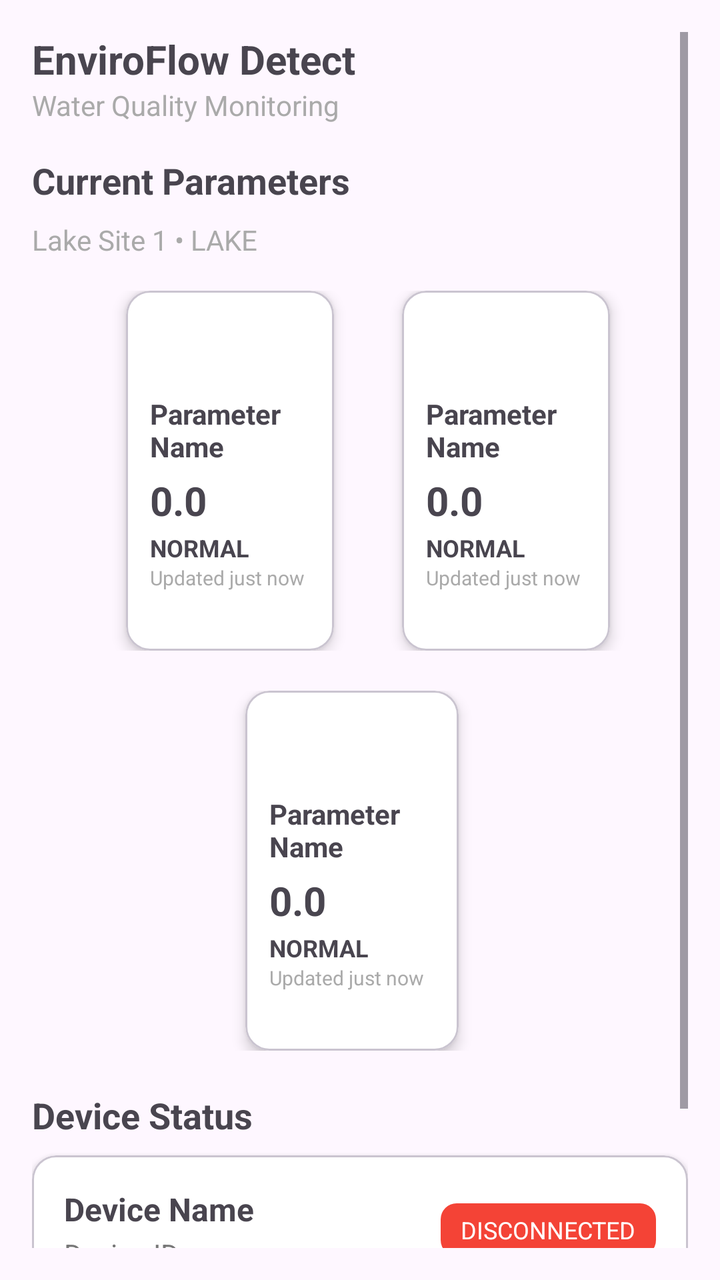
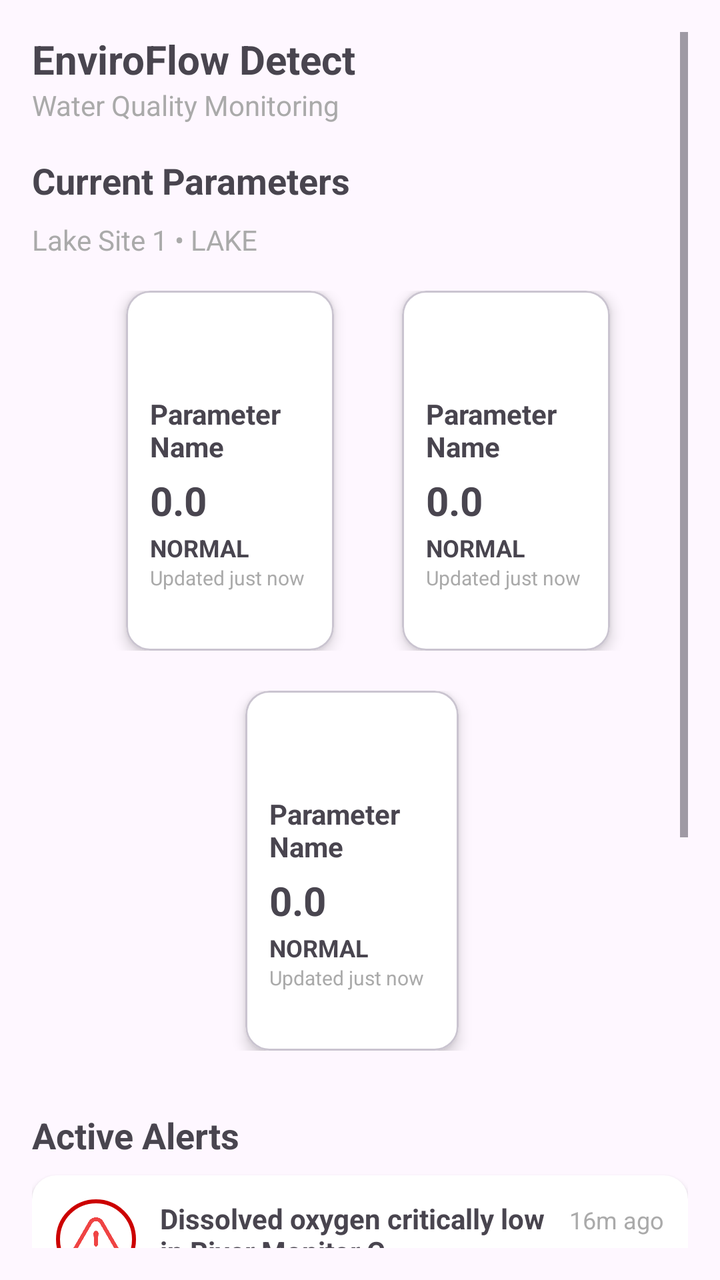

Before-and-after screenshots of an Android layout around one commit, followed by the original layout XML and the change that was made.
<!-- AndroidManifest.xml: application theme Theme.ED_System -->
<!-- res/layout/fragment_dashboard.xml -->
<ScrollView xmlns:android="http://schemas.android.com/apk/res/android"
    xmlns:tools="http://schemas.android.com/tools"
    android:layout_width="match_parent"
    android:layout_height="match_parent"
    android:padding="16dp"
    android:fillViewport="true">

    <LinearLayout
        android:layout_width="match_parent"
        android:layout_height="wrap_content"
        android:orientation="vertical">

        
        <TextView
            android:id="@+id/appTitle"
            android:layout_width="wrap_content"
            android:layout_height="wrap_content"
            android:text="EnviroFlow Detect"
            android:textSize="20sp"
            android:textStyle="bold" />

        <TextView
            android:id="@+id/appSubtitle"
            android:layout_width="wrap_content"
            android:layout_height="wrap_content"
            android:text="Water Quality Monitoring"
            android:textSize="14sp"
            android:textColor="@android:color/darker_gray"
            android:layout_marginBottom="16dp" />

        <TextView
            android:layout_width="wrap_content"
            android:layout_height="wrap_content"
            android:text="Current Parameters"
            android:textSize="18sp"
            android:textStyle="bold"
            android:layout_marginBottom="8dp" />

        <TextView
            android:id="@+id/deviceSiteLocation"
            android:layout_width="wrap_content"
            android:layout_height="wrap_content"
            android:text="Lake Site 1 • LAKE"
            android:textSize="14sp"
            android:textColor="@android:color/darker_gray"
            android:layout_marginBottom="16dp" />

        
        <LinearLayout
            android:layout_width="match_parent"
            android:layout_height="180dp"
            android:gravity="center"
            android:orientation="horizontal"
            android:weightSum="3">

            <View
                android:layout_width="0dp"
                android:layout_height="0dp"
                android:layout_weight="0.25" />

            <include
                android:id="@+id/tempCard"
                layout="@layout/item_parameter_card"
                android:layout_width="0dp"
                android:layout_height="180dp"
                android:layout_weight="1"
                android:layout_marginStart="8dp" />

            <View
                android:layout_width="0dp"
                android:layout_height="0dp"
                android:layout_weight="0.25" />

            <include
                android:id="@+id/phCard"
                layout="@layout/item_parameter_card"
                android:layout_width="0dp"
                android:layout_height="180dp"
                android:layout_marginStart="8dp"
                android:layout_weight="1" />

            <View
                android:layout_width="0dp"
                android:layout_height="0dp"
                android:layout_weight="0.25" />
        </LinearLayout>

        
        <LinearLayout
            android:layout_width="match_parent"
            android:layout_height="180dp"
            android:gravity="center"
            android:layout_marginTop="20dp"
            android:orientation="horizontal"
            android:weightSum="3">

            <View
                android:layout_width="0dp"
                android:layout_height="0dp"
                android:layout_weight="0.25" />

            <include
                android:id="@+id/doCard"
                layout="@layout/item_parameter_card"
                android:layout_width="0dp"
                android:layout_height="180dp"
                android:layout_marginEnd="8dp"
                android:layout_weight="1" />

            <View
                android:layout_width="0dp"
                android:layout_height="0dp"
                android:layout_weight="0.25" />
        </LinearLayout>

        
        <TextView
            android:layout_width="wrap_content"
            android:layout_height="wrap_content"
            android:text="Device Status"
            android:textSize="18sp"
            android:textStyle="bold"
            android:layout_marginTop="20dp"
            android:layout_marginBottom="8dp" />

        
        <include
            android:id="@+id/deviceCard"
            layout="@layout/item_device_card"
            android:layout_width="match_parent"
            android:layout_height="wrap_content"
            android:layout_marginBottom="20dp" />

    </LinearLayout>
</ScrollView>
<!-- res/layout/item_parameter_card.xml (included above) -->
<?xml version="1.0" encoding="utf-8"?>
<com.google.android.material.card.MaterialCardView xmlns:android="http://schemas.android.com/apk/res/android"
    xmlns:app="http://schemas.android.com/apk/res-auto"
    android:layout_width="match_parent"
    android:layout_height="wrap_content"
    android:layout_margin="8dp"
    app:cardCornerRadius="12dp"
    app:cardBackgroundColor="@android:color/white"
    app:cardElevation="4dp">

    <LinearLayout
        android:layout_width="match_parent"
        android:layout_height="wrap_content"
        android:orientation="vertical"
        android:padding="12dp">

        <ImageView
            android:id="@+id/icon"
            android:layout_width="32dp"
            android:layout_height="32dp"
            android:layout_gravity="top" />

        <TextView
            android:id="@+id/name"
            android:layout_width="wrap_content"
            android:layout_height="wrap_content"
            android:text="Parameter Name"
            android:textSize="14sp"
            android:textStyle="bold"
            android:layout_marginTop="8dp" />

        <TextView
            android:id="@+id/value"
            android:layout_width="wrap_content"
            android:layout_height="wrap_content"
            android:text="0.0"
            android:textSize="20sp"
            android:textStyle="bold"
            android:layout_marginTop="4dp" />

        <TextView
            android:id="@+id/status"
            android:layout_width="wrap_content"
            android:layout_height="wrap_content"
            android:text="NORMAL"
            android:textStyle="bold"
            android:textSize="12sp"
            android:layout_marginTop="2dp" />

        <TextView
            android:id="@+id/updated"
            android:layout_width="wrap_content"
            android:layout_height="wrap_content"
            android:text="Updated just now"
            android:textSize="10sp"
            android:textColor="@android:color/darker_gray" />
    </LinearLayout>

</com.google.android.material.card.MaterialCardView>
<!-- res/layout/item_device_card.xml (included above) -->
<?xml version="1.0" encoding="utf-8"?>
<com.google.android.material.card.MaterialCardView xmlns:android="http://schemas.android.com/apk/res/android"
    xmlns:app="http://schemas.android.com/apk/res-auto"
    android:layout_width="match_parent"
    android:layout_height="wrap_content"
    android:layout_marginTop="4dp"
    android:layout_marginBottom="16dp"
    app:cardCornerRadius="12dp"
    app:cardElevation="4dp"
    app:cardBackgroundColor="@android:color/white"
    android:padding="16dp">

    <LinearLayout
        android:layout_width="match_parent"
        android:layout_height="wrap_content"
        android:orientation="vertical"
        android:padding="16dp">

        <LinearLayout
            android:layout_width="match_parent"
            android:layout_height="wrap_content"
            android:orientation="horizontal"
            android:gravity="center_vertical"
            android:layout_marginBottom="8dp">

            <LinearLayout
                android:layout_width="0dp"
                android:layout_height="wrap_content"
                android:layout_weight="1"
                android:orientation="vertical">

                <TextView
                    android:id="@+id/deviceName"
                    android:layout_width="wrap_content"
                    android:layout_height="wrap_content"
                    android:text="Device Name"
                    android:textSize="16sp"
                    android:textStyle="bold"
                    android:layout_marginBottom="2dp" />

                <TextView
                    android:id="@+id/deviceId"
                    android:layout_width="wrap_content"
                    android:layout_height="wrap_content"
                    android:text="Device ID"
                    android:textSize="14sp"
                    android:textColor="#777" />
            </LinearLayout>

            <TextView
                android:id="@+id/deviceStatus"
                android:layout_width="wrap_content"
                android:layout_height="wrap_content"
                android:text="DISCONNECTED"
                android:textSize="12sp"
                android:textColor="#FFFFFF"
                android:background="@drawable/status_disconnected_bg"
                android:paddingHorizontal="10dp"
                android:paddingVertical="5dp" />
        </LinearLayout>

        <LinearLayout
            android:layout_width="match_parent"
            android:layout_height="wrap_content"
            android:orientation="horizontal"
            android:gravity="center_vertical"
            android:layout_marginBottom="6dp">

            <ImageView
                android:id="@+id/batteryIcon"
                android:layout_width="20dp"
                android:layout_height="20dp"
                android:layout_marginEnd="6dp"
                android:src="@drawable/ic_battery"
                app:tint="#4CAF50" />

            <TextView
                android:id="@+id/batteryLevel"
                android:layout_width="wrap_content"
                android:layout_height="wrap_content"
                android:text="Battery --%"
                android:textSize="14sp"
                android:textColor="#4CAF50" />

            <View
                android:layout_width="0dp"
                android:layout_height="0dp"
                android:layout_weight="1" />


            <ImageView
                android:id="@+id/signalIcon"
                android:layout_width="20dp"
                android:layout_height="20dp"
                android:layout_marginEnd="6dp"
                android:src="@drawable/ic_signal"
                app:tint="#000000" />

            <TextView
                android:id="@+id/signalStrength"
                android:layout_width="wrap_content"
                android:layout_height="wrap_content"
                android:text="Signal --%"
                android:textSize="14sp" />
        </LinearLayout>


        <TextView
            android:id="@+id/lastReading"
            android:layout_width="wrap_content"
            android:layout_height="wrap_content"
            android:text="Last Reading: --"
            android:textSize="12sp"
            android:textColor="#777" />
    </LinearLayout>
</com.google.android.material.card.MaterialCardView>
<!-- resources referenced by this layout -->
<resources>
  <!-- drawable ic_battery (drawable) -->
  <?xml version="1.0" encoding="utf-8"?>
      <vector xmlns:android="http://schemas.android.com/apk/res/android"
          android:width="24dp"
          android:height="24dp"
          android:viewportWidth="24"
          android:viewportHeight="24">
          <path
              android:fillColor="#000"
              android:pathData="M16,4h-1V2h-6v2H8C6.9,4 6,4.9 6,6v14c0,1.1 0.9,2 2,2h8c1.1,0 2,-0.9 2,-2V6C18,4.9 17.1,4 16,4z" />
      </vector>
  <!-- drawable ic_signal: png bitmap (drawable, 5780 bytes) -->
  <!-- drawable status_disconnected_bg (drawable) -->
  <?xml version="1.0" encoding="utf-8"?>
  <shape xmlns:android="http://schemas.android.com/apk/res/android"
      android:shape="rectangle">
      <solid android:color="#F44336"/> 
      <corners android:radius="8dp"/>
      <padding
          android:left="8dp"
          android:top="4dp"
          android:right="8dp"
          android:bottom="4dp"/>
  </shape>
  <style name="Theme.ED_System" parent="Base.Theme.ED_System" />
  <style name="Base.Theme.ED_System" parent="Theme.Material3.DayNight.NoActionBar">
          
          
      </style>
</resources>

<!-- the commit's change to res/layout/fragment_dashboard.xml (unified diff, before → after) -->
@@ -28,6 +28,7 @@
             android:textColor="@android:color/darker_gray"
             android:layout_marginBottom="16dp" />
 
+        
         <TextView
             android:layout_width="wrap_content"
             android:layout_height="wrap_content"
@@ -53,7 +54,7 @@
             android:orientation="horizontal"
             android:weightSum="3">
 
-            <View
+            <Space
                 android:layout_width="0dp"
                 android:layout_height="0dp"
                 android:layout_weight="0.25" />
@@ -66,7 +67,7 @@
                 android:layout_weight="1"
                 android:layout_marginStart="8dp" />
 
-            <View
+            <Space
                 android:layout_width="0dp"
                 android:layout_height="0dp"
                 android:layout_weight="0.25" />
@@ -79,7 +80,7 @@
                 android:layout_marginStart="8dp"
                 android:layout_weight="1" />
 
-            <View
+            <Space
                 android:layout_width="0dp"
                 android:layout_height="0dp"
                 android:layout_weight="0.25" />
@@ -94,7 +95,7 @@
             android:orientation="horizontal"
             android:weightSum="3">
 
-            <View
+            <Space
                 android:layout_width="0dp"
                 android:layout_height="0dp"
                 android:layout_weight="0.25" />
@@ -107,11 +108,32 @@
                 android:layout_marginEnd="8dp"
                 android:layout_weight="1" />
 
-            <View
+            <Space
                 android:layout_width="0dp"
                 android:layout_height="0dp"
                 android:layout_weight="0.25" />
         </LinearLayout>
+
+        
+        <TextView
+            android:layout_width="wrap_content"
+            android:layout_height="wrap_content"
+            android:text="Active Alerts"
+            android:textSize="18sp"
+            android:textStyle="bold"
+            android:layout_marginTop="30dp"
+            android:layout_marginBottom="8dp" />
+
+        <include
+            layout="@layout/item_alert_card"
+            android:layout_width="match_parent"
+            android:layout_height="wrap_content" />
+
+        <include
+            layout="@layout/item_alert_card"
+            android:layout_width="match_parent"
+            android:layout_height="wrap_content"
+            android:layout_marginTop="12dp" />
 
         
         <TextView
@@ -120,10 +142,9 @@
             android:text="Device Status"
             android:textSize="18sp"
             android:textStyle="bold"
-            android:layout_marginTop="20dp"
+            android:layout_marginTop="30dp"
             android:layout_marginBottom="8dp" />
 
-        
         <include
             android:id="@+id/deviceCard"
             layout="@layout/item_device_card"
@@ -193,6 +214,87 @@
     </LinearLayout>
 
 </com.google.android.material.card.MaterialCardView>
+<!-- res/layout/item_alert_card.xml (included above) -->
+<LinearLayout xmlns:android="http://schemas.android.com/apk/res/android"
+    android:layout_width="match_parent"
+    android:layout_height="wrap_content"
+    android:orientation="horizontal"
+    android:padding="12dp"
+    android:layout_marginBottom="16dp"
+    android:background="@drawable/bg_alert_card"
+    android:elevation="2dp">
+
+    
+    <ImageView
+        android:id="@+id/alertIcon"
+        android:layout_width="40dp"
+        android:layout_height="40dp"
+        android:layout_marginEnd="12dp"
+        android:contentDescription="Alert icon"
+        android:src="@drawable/ic_warning"
+        android:background="@drawable/bg_alert_icon"
+        android:padding="8dp" />
+
+    
+    <LinearLayout
+        android:layout_width="0dp"
+        android:layout_height="wrap_content"
+        android:layout_weight="1"
+        android:orientation="vertical">
+
+        
+        <LinearLayout
+            android:layout_width="match_parent"
+            android:layout_height="wrap_content"
+            android:orientation="horizontal">
+
+
+            <TextView
+                android:id="@+id/alertTitle"
+                android:layout_width="0dp"
+                android:layout_height="wrap_content"
+                android:layout_weight="1"
+                android:text="Dissolved oxygen critically low in River Monitor C"
+                android:textSize="14sp"
+                android:textStyle="bold"
+                android:layout_marginEnd="8dp" />
+
+            <TextView
+                android:id="@+id/alertTime"
+                android:layout_width="wrap_content"
+                android:layout_height="wrap_content"
+                android:text="16m ago"
+                android:textSize="12sp"
+                android:textColor="@android:color/darker_gray" />
+        </LinearLayout>
+
+        
+        <LinearLayout
+            android:layout_width="match_parent"
+            android:layout_height="wrap_content"
+            android:layout_marginTop="4dp">
+
+            <TextView
+                android:id="@+id/alertValue"
+                android:layout_width="wrap_content"
+                android:layout_height="wrap_content"
+                android:text="DO: 3.2 mg/L"
+                android:textColor="@android:color/holo_red_dark"
+                android:textStyle="bold"
+                android:textSize="12sp" />
+
+            <TextView
+                android:id="@+id/alertThreshold"
+                android:layout_width="wrap_content"
+                android:layout_height="wrap_content"
+                android:layout_marginStart="12dp"
+                android:text="Threshold: 5 mg/L"
+                android:textColor="@android:color/darker_gray"
+                android:textSize="12sp" />
+        </LinearLayout>
+    </LinearLayout>
+
+</LinearLayout>
 <!-- res/layout/item_device_card.xml (included above) -->
 <?xml version="1.0" encoding="utf-8"?>
 <com.google.android.material.card.MaterialCardView xmlns:android="http://schemas.android.com/apk/res/android"
<!-- resource entries referenced after the edit -->
@@ -1,5 +1,19 @@
 <!-- resources referenced by this layout -->
 <resources>
+  <!-- drawable bg_alert_card (drawable) -->
+  <shape xmlns:android="http://schemas.android.com/apk/res/android"
+      android:shape="rectangle">
+      <solid android:color="@android:color/white" />
+      <corners android:radius="12dp" />
+  </shape>
+  <!-- drawable bg_alert_icon (drawable) -->
+  <shape xmlns:android="http://schemas.android.com/apk/res/android"
+      android:shape="oval">
+      <solid android:color="@android:color/transparent" />
+      <stroke
+          android:width="2dp"
+          android:color="@android:color/holo_red_dark" />
+  </shape>
   <!-- drawable ic_battery (drawable) -->
   <?xml version="1.0" encoding="utf-8"?>
       <vector xmlns:android="http://schemas.android.com/apk/res/android"
@@ -12,6 +26,7 @@
               android:pathData="M16,4h-1V2h-6v2H8C6.9,4 6,4.9 6,6v14c0,1.1 0.9,2 2,2h8c1.1,0 2,-0.9 2,-2V6C18,4.9 17.1,4 16,4z" />
       </vector>
   <!-- drawable ic_signal: png bitmap (drawable, 5780 bytes) -->
+  <!-- drawable ic_warning: png bitmap (drawable, 22350 bytes) -->
   <!-- drawable status_disconnected_bg (drawable) -->
   <?xml version="1.0" encoding="utf-8"?>
   <shape xmlns:android="http://schemas.android.com/apk/res/android"
